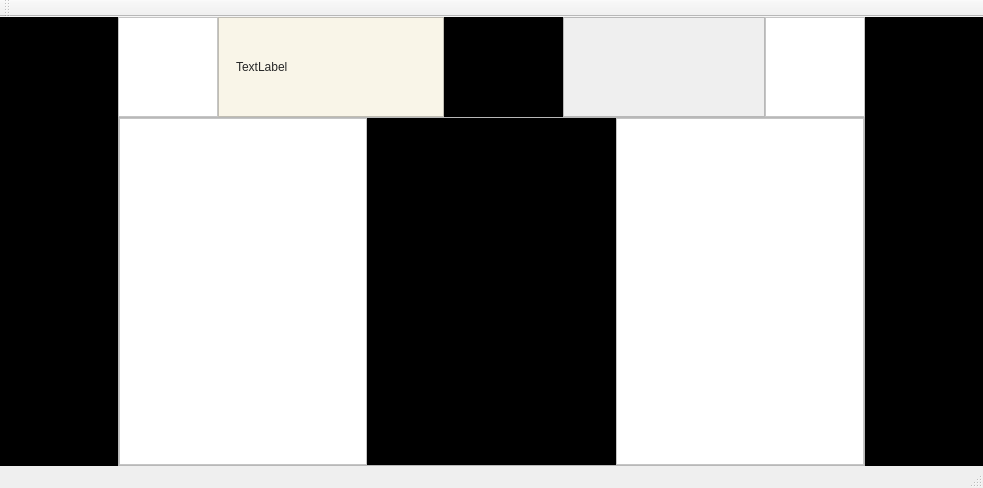
Above: mainwindow.ui from zrdumped/PaperPlusEBook before the change. Below: the same form after it.
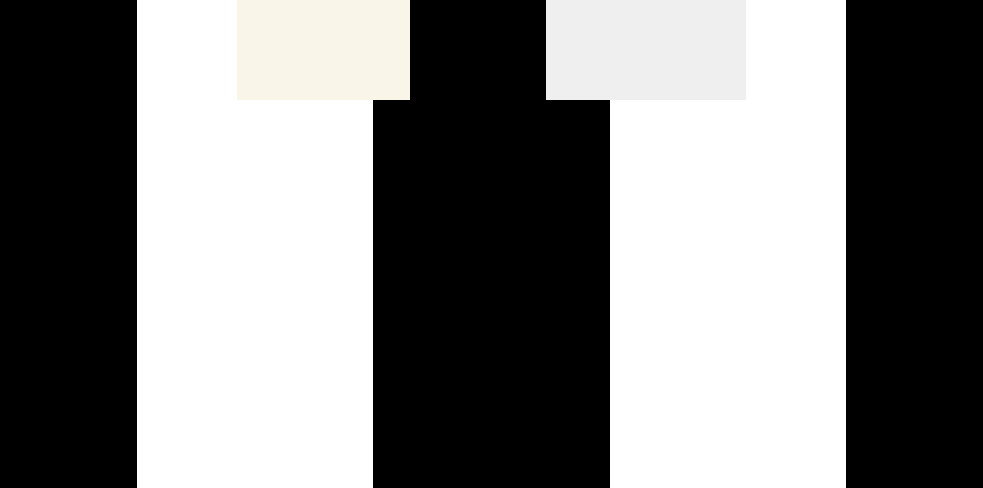
That is the form after the change.

```diff
--- a/mainwindow.ui
+++ b/mainwindow.ui
@@ -48,7 +48,7 @@
        </size>
       </property>
       <property name="frameShape">
-       <enum>QFrame::StyledPanel</enum>
+       <enum>QFrame::NoFrame</enum>
       </property>
       <property name="frameShadow">
        <enum>QFrame::Raised</enum>
@@ -128,7 +128,7 @@
        <string notr="true">background-color: rgb(255, 255, 255);</string>
       </property>
       <property name="frameShape">
-       <enum>QFrame::StyledPanel</enum>
+       <enum>QFrame::NoFrame</enum>
       </property>
       <property name="frameShadow">
        <enum>QFrame::Raised</enum>
@@ -153,7 +153,7 @@
        <string notr="true">background-color: rgb(255, 255, 255);</string>
       </property>
       <property name="frameShape">
-       <enum>QFrame::StyledPanel</enum>
+       <enum>QFrame::NoFrame</enum>
       </property>
       <property name="frameShadow">
        <enum>QFrame::Raised</enum>
@@ -167,7 +167,7 @@
 color: rgb(38, 38, 38);</string>
       </property>
       <property name="frameShape">
-       <enum>QFrame::StyledPanel</enum>
+       <enum>QFrame::NoFrame</enum>
       </property>
       <property name="frameShadow">
        <enum>QFrame::Raised</enum>
@@ -176,7 +176,10 @@
        <item>
         <widget class="QLabel" name="bookName">
          <property name="text">
-          <string>TextLabel</string>
+          <string/>
+         </property>
+         <property name="wordWrap">
+          <bool>true</bool>
          </property>
         </widget>
        </item>
@@ -260,7 +263,7 @@
        <bool>false</bool>
       </property>
       <property name="frameShape">
-       <enum>QFrame::StyledPanel</enum>
+       <enum>QFrame::NoFrame</enum>
       </property>
       <property name="frameShadow">
        <enum>QFrame::Raised</enum>
@@ -288,7 +291,7 @@
 </string>
          </property>
          <property name="frameShape">
-          <enum>QFrame::StyledPanel</enum>
+          <enum>QFrame::NoFrame</enum>
          </property>
          <property name="frameShadow">
           <enum>QFrame::Raised</enum>
@@ -301,7 +304,7 @@
           <string notr="true">background-color: rgb(0, 0, 0);</string>
          </property>
          <property name="frameShape">
-          <enum>QFrame::StyledPanel</enum>
+          <enum>QFrame::NoFrame</enum>
          </property>
          <property name="frameShadow">
           <enum>QFrame::Raised</enum>
@@ -315,7 +318,7 @@
           <string notr="true">QFrame{background-color: rgb(255, 255, 255);}</string>
          </property>
          <property name="frameShape">
-          <enum>QFrame::StyledPanel</enum>
+          <enum>QFrame::NoFrame</enum>
          </property>
          <property name="frameShadow">
           <enum>QFrame::Raised</enum>
@@ -327,25 +330,6 @@
     </item>
    </layout>
   </widget>
-  <widget class="QMenuBar" name="menuBar">
-   <property name="geometry">
-    <rect>
-     <x>0</x>
-     <y>0</y>
-     <width>983</width>
-     <height>22</height>
-    </rect>
-   </property>
-  </widget>
-  <widget class="QToolBar" name="mainToolBar">
-   <attribute name="toolBarArea">
-    <enum>TopToolBarArea</enum>
-   </attribute>
-   <attribute name="toolBarBreak">
-    <bool>false</bool>
-   </attribute>
-  </widget>
-  <widget class="QStatusBar" name="statusBar"/>
  </widget>
  <layoutdefault spacing="6" margin="11"/>
  <resources/>
```
Left out of the diff: 52 changed lines with no effect on the pictures.
